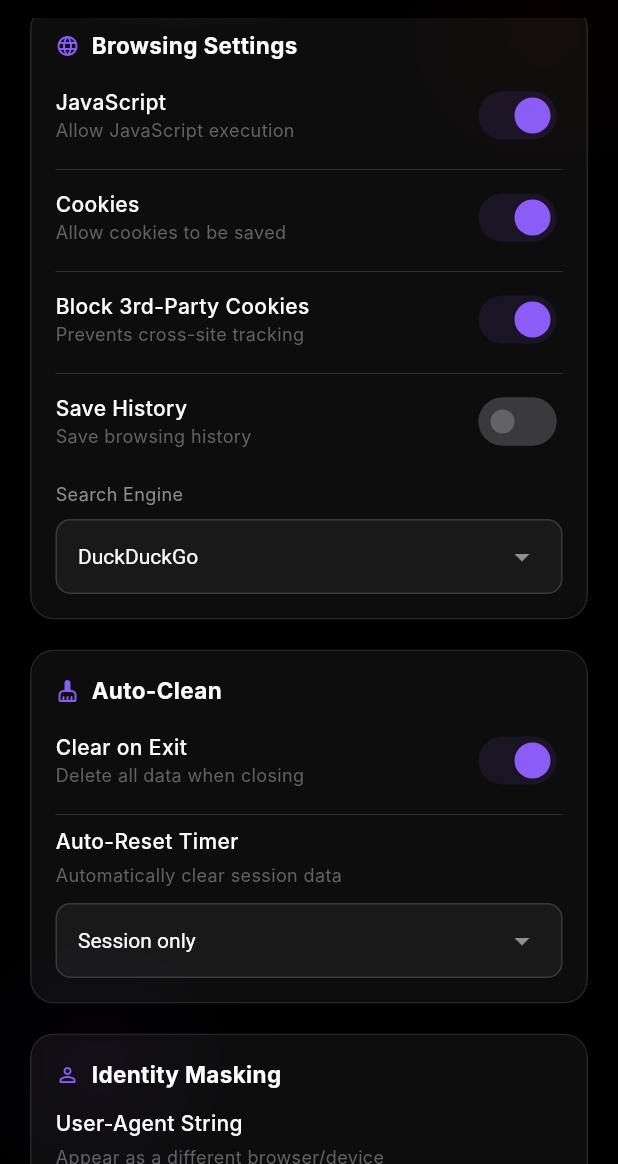
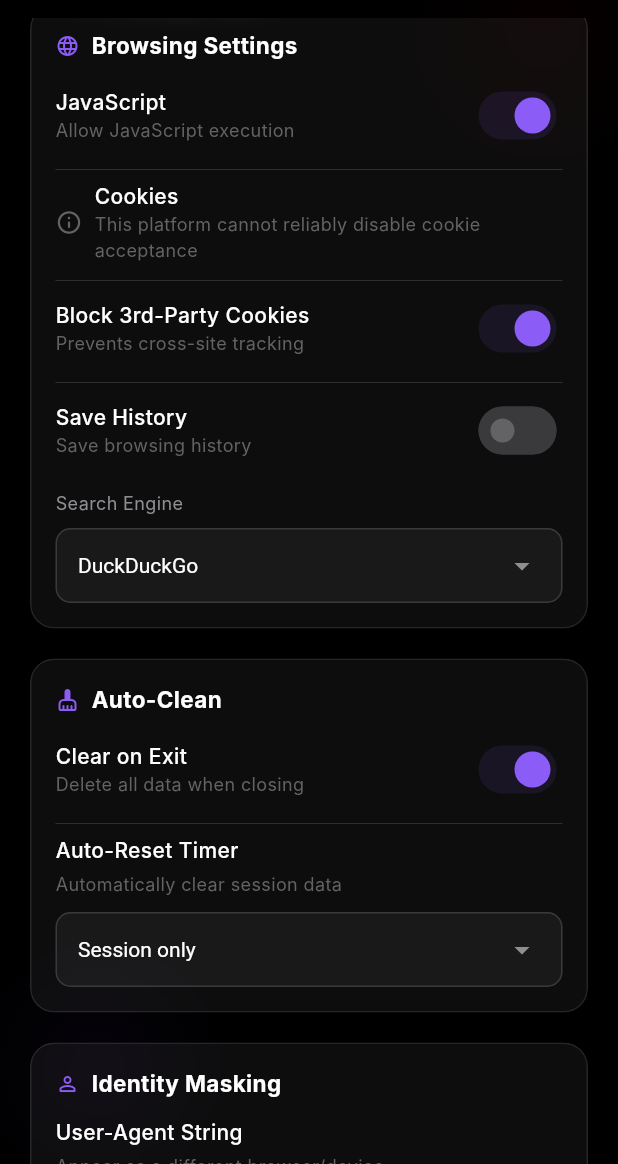
Before and after one commit to Br1zent/OsirisBrowser, a Flutter app: the PrivacyHubScreen screen opened by its route, scrolled down 576 dp, on a phone screen of 412 x 824 dp, the part 72-1236 px from its top. Run offline on Flutter 3.47's test engine with Material 3 defaults, Android fonts, the phone set to English and light mode, and no system bars; our stand-ins replace equatable, flutter_bloc, flutter_secure_storage, go_router, local_auth, package_info_plus and 3 more; missing offline and left inert: encrypt, flutter_inappwebview, pointycastle; accounts and stored records are empty; Roboto replaces fonts that are missing (Inter).

Commit message:
Harden bounded WebView privacy controls

```diff
--- a/lib/core/l10n/app_strings.dart
+++ b/lib/core/l10n/app_strings.dart
@@ -97,6 +97,9 @@ class AppStrings {
                                        : 'Allow JavaScript execution';
   String get cookiesDesc        => _ru ? 'Разрешить сохранение cookies'
                                        : 'Allow cookies to be saved';
+  String get cookiesUnavailable => _ru
+      ? 'На этой платформе нельзя надёжно отключить приём cookies'
+      : 'This platform cannot reliably disable cookie acceptance';
   String get historyDesc        => _ru ? 'Сохранять историю посещений'
                                        : 'Save browsing history';
   String get clearOnExitDesc    => _ru ? 'Удалять все данные при закрытии'
@@ -113,6 +116,9 @@ class AppStrings {
                                     : 'Encrypts DNS queries';
   String get thirdPartyCookiesDesc => _ru ? 'Предотвращает межсайтовое отслеживание'
                                           : 'Prevents cross-site tracking';
+  String get thirdPartyCookiesUnavailable => _ru
+      ? 'На этой платформе нет доступного ограничения сторонних cookies'
+      : 'Third-party cookie controls are unavailable on this platform';
   String get userAgentDesc   => _ru ? 'Выглядеть как другой браузер или устройство'
                                     : 'Appear as a different browser/device';
   String get autoResetDesc   => _ru ? 'Автоматически очищать данные сессии'
--- a/lib/presentation/screens/privacy_hub/privacy_hub_screen.dart
+++ b/lib/presentation/screens/privacy_hub/privacy_hub_screen.dart
@@ -611,7 +611,7 @@ class _PrivacyHubScreenState extends State<PrivacyHubScreen>
     required String title,
     required String subtitle,
     required bool value,
-    required ValueChanged<bool> onChanged,
+    required ValueChanged<bool>? onChanged,
     Color? activeColor,
   }) {
     return Padding(
@@ -681,20 +681,46 @@ class _PrivacyHubScreenState extends State<PrivacyHubScreen>
                 _updateSettings(context, s.copyWith(javascriptEnabled: v)),
           ),
           const Divider(height: 16, color: AppColors.anthraciteLight),
-          _buildToggleRow(
-            title: 'Cookies',
-            subtitle: str.cookiesDesc,
-            value: s.cookiesEnabled,
-            onChanged: (v) =>
-                _updateSettings(context, s.copyWith(cookiesEnabled: v)),
+          Padding(
+            padding: const EdgeInsets.only(bottom: 4),
+            child: Row(
+              children: [
+                const Icon(Icons.info_outline_rounded,
+                    color: AppColors.grayMid, size: 18),
+                const SizedBox(width: 8),
+                Expanded(
+                  child: Column(
+                    crossAxisAlignment: CrossAxisAlignment.start,
+                    children: [
+                      const Text('Cookies',
+                          style: TextStyle(
+                              color: AppColors.white,
+                              fontSize: 14,
+                              fontWeight: FontWeight.w500)),
+                      Text(str.cookiesUnavailable,
+                          style: const TextStyle(
+                              color: AppColors.grayMid, fontSize: 12)),
+                    ],
+                  ),
+                ),
+              ],
+            ),
           ),
           const Divider(height: 16, color: AppColors.anthraciteLight),
+          if (defaultTargetPlatform == TargetPlatform.android)
             _buildToggleRow(
               title: 'Block 3rd-Party Cookies',
               subtitle: str.thirdPartyCookiesDesc,
               value: s.blockThirdPartyCookies,
               onChanged: (v) => _updateSettings(
                   context, s.copyWith(blockThirdPartyCookies: v)),
+            )
+          else
+            _buildToggleRow(
+              title: 'Block 3rd-Party Cookies',
+              subtitle: str.thirdPartyCookiesUnavailable,
+              value: false,
+              onChanged: null,
             ),
           const Divider(height: 16, color: AppColors.anthraciteLight),
           _buildToggleRow(
```
Also changed, not shown: lib/presentation/screens/browser/browser_screen.dart (+30 -31 lines), lib/presentation/screens/browser/browser_url_privacy.dart (added, +80 -0 lines), 1 other file. Lines whose indentation alone changed are shown as unchanged.
